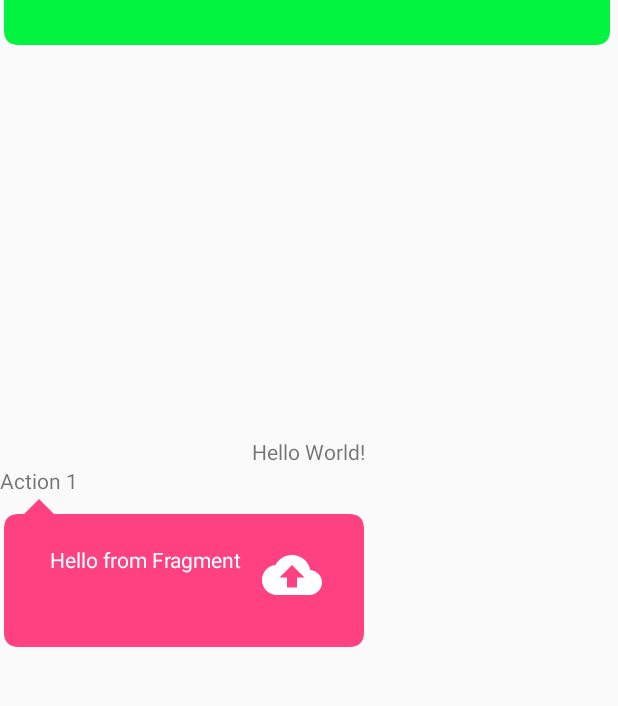
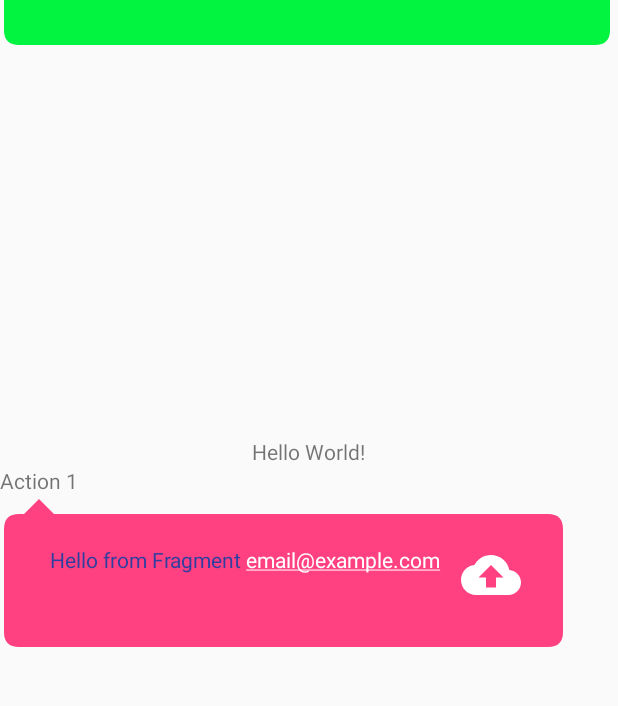
Before and after one commit to kostasdrakonakis/tooltip_action, an Android app: the screen it shows after launch (MainActivity), on a phone screen of 412 x 824 dp, the part 208-914 px from its top. Run offline under Robolectric (Android 15) with nearby library versions, the phone set to English and light mode, and no system bars.

Commit message:
Add autolink support

```diff
--- a/app/src/main/java/com/example/tooltip/MainActivity.java
+++ b/app/src/main/java/com/example/tooltip/MainActivity.java
@@ -1,8 +1,10 @@
 package com.example.tooltip;
 
+import android.graphics.Color;
 import android.os.Bundle;
 import android.os.Handler;
 import android.support.v7.app.AppCompatActivity;
+import android.text.util.Linkify;
 import android.view.Menu;
 import android.view.View;
 
@@ -30,7 +32,10 @@ public class MainActivity extends AppCompatActivity {
                 .setForeverVisible(true)
                 .setPadding(50, 50, 50, 50)
                 .setDrawableRight(R.drawable.ic_backup_white_24dp)
-                .setText("Hello from Fragment").show();
+                .setAutoLinkMask(Linkify.EMAIL_ADDRESSES)
+                .setTextColorId(R.color.colorPrimaryDark)
+                .setLinkTextColor(Color.WHITE)
+                .setText("Hello from Fragment email@example.com").show();
     }
 
     @Override
@@ -40,7 +45,7 @@ public class MainActivity extends AppCompatActivity {
             @Override
             public void run() {
                 tooltipActionView = ActionTooltip.anchorAt(MainActivity.this, R.id.action_item2)
-                        .setPadding(50, 50, 50, 50)
+                        .setPadding(50)
                         .setPositionTo(TooltipPosition.BOTTOM)
                         .setBackgroundColorId(R.color.green)
                         .setForeverVisible(true)
--- a/build.gradle
+++ b/build.gradle
@@ -1,5 +1,4 @@
 // Top-level build file where you can add configuration options common to all sub-projects/modules.
-
 buildscript {
 
     repositories {
@@ -7,7 +6,7 @@ buildscript {
         jcenter()
     }
     dependencies {
-        classpath 'com.android.tools.build:gradle:3.1.3'
+        classpath 'com.android.tools.build:gradle:3.1.4'
         classpath 'com.jfrog.bintray.gradle:gradle-bintray-plugin:1.4'
         classpath 'com.github.dcendents:android-maven-gradle-plugin:1.5'
 
--- a/gradle.properties
+++ b/gradle.properties
@@ -15,7 +15,7 @@ org.gradle.jvmargs=-Xmx1536m
 # This option should only be used with decoupled projects. More details, visit
 # http://www.gradle.org/docs/current/userguide/multi_project_builds.html#sec:decoupled_projects
 # org.gradle.parallel=true
-libraryVersion = 1.4.0
+libraryVersion = 1.4.1
 libraryName = ActionTooltip
 libraryDescription = A custom Tooltip view that allows custom layout and actions.
 publishedGroupId = com.github.kostasdrakonakis
--- a/tooltip-action/build.gradle
+++ b/tooltip-action/build.gradle
@@ -6,7 +6,7 @@ android {
     defaultConfig {
         minSdkVersion 15
         targetSdkVersion 27
-        versionCode 4
+        versionCode 5
         versionName libraryVersion
     }
 
@@ -16,7 +16,6 @@ android {
             proguardFiles getDefaultProguardFile('proguard-android.txt'), 'proguard-rules.pro'
         }
     }
-
 }
 
 apply from: 'https://raw.githubusercontent.com/kostasdrakonakis/maven-upload/master/bintray.gradle'
--- a/tooltip-action/src/main/java/com/github/kostasdrakonakis/android/views/TooltipActionView.java
+++ b/tooltip-action/src/main/java/com/github/kostasdrakonakis/android/views/TooltipActionView.java
@@ -24,10 +24,12 @@ import android.support.annotation.NonNull;
 import android.support.annotation.RequiresApi;
 import android.support.annotation.StringRes;
 import android.support.v4.content.ContextCompat;
+import android.support.v4.text.util.LinkifyCompat;
 import android.text.Html;
 import android.text.InputFilter;
 import android.text.TextUtils;
 import android.text.method.MovementMethod;
+import android.text.util.Linkify;
 import android.view.LayoutInflater;
 import android.view.View;
 import android.view.ViewGroup;
@@ -79,6 +81,28 @@ public class TooltipActionView extends FrameLayout {
         bubble.setStyle(Paint.Style.FILL);
 
         setLayerType(LAYER_TYPE_SOFTWARE, bubble);
+    }
+
+    @Override
+    protected void onSizeChanged(int width, int height, int oldWidth, int oldHeight) {
+        super.onSizeChanged(width, height, oldWidth, oldHeight);
+
+        bubblePath = drawBubble(
+                new RectF(
+                        getInteger(R.integer.default_shadow_padding),
+                        getInteger(R.integer.default_shadow_padding),
+                        width - getInteger(R.integer.default_shadow_padding) * 2,
+                        height - getInteger(R.integer.default_shadow_padding) * 2),
+                cornerRadius, cornerRadius, cornerRadius, cornerRadius);
+    }
+
+    @Override
+    protected void onDraw(Canvas canvas) {
+        super.onDraw(canvas);
+
+        if (bubblePath != null) {
+            canvas.drawPath(bubblePath, bubble);
+        }
     }
 
     public void setCustomView(View customView) {
@@ -157,6 +181,13 @@ public class TooltipActionView extends FrameLayout {
     public void setAllCaps(boolean allCaps) {
         if (childView instanceof TextView) {
             ((TextView) this.childView).setAllCaps(allCaps);
+        }
+        postInvalidate();
+    }
+
+    public void setAutoLinkMask(@LinkifyCompat.LinkifyMask int mask) {
+        if (childView instanceof TextView) {
+            ((TextView) this.childView).setAutoLinkMask(mask);
         }
         postInvalidate();
     }
@@ -306,6 +337,13 @@ public class TooltipActionView extends FrameLayout {
         postInvalidate();
     }
 
+    public void setHintTextColor(@NonNull String color) {
+        if (childView instanceof TextView) {
+            ((TextView) this.childView).setHintTextColor(Color.parseColor(color));
+        }
+        postInvalidate();
+    }
+
     public void setHorizontallyScrolling(boolean whether) {
         if (childView instanceof TextView) {
             ((TextView) this.childView).setHorizontallyScrolling(whether);
@@ -397,6 +435,27 @@ public class TooltipActionView extends FrameLayout {
         postInvalidate();
     }
 
+    public void setLinkTextColor(@NonNull String color) {
+        if (childView instanceof TextView) {
+            ((TextView) this.childView).setLinkTextColor(Color.parseColor(color));
+        }
+        postInvalidate();
+    }
+
+    public void setLinkTextColor(@ColorInt int color) {
+        if (childView instanceof TextView) {
+            ((TextView) this.childView).setLinkTextColor(color);
+        }
+        postInvalidate();
+    }
+
+    public void setLinkTextColorId(@ColorRes int colorId) {
+        if (childView instanceof TextView) {
+            ((TextView) this.childView).setLinkTextColor(ContextCompat.getColor(getContext(), colorId));
+        }
+        postInvalidate();
+    }
+
     public void setTypeFace(Typeface textTypeFace) {
         if (childView instanceof TextView) {
             ((TextView) this.childView).setTypeface(textTypeFace);
@@ -422,28 +481,6 @@ public class TooltipActionView extends FrameLayout {
         this.hideOnClick = hideOnClick;
     }
 
-    @Override
-    protected void onSizeChanged(int width, int height, int oldWidth, int oldHeight) {
-        super.onSizeChanged(width, height, oldWidth, oldHeight);
-
-        bubblePath = drawBubble(
-                new RectF(
-                        getInteger(R.integer.default_shadow_padding),
-                        getInteger(R.integer.default_shadow_padding),
-                        width - getInteger(R.integer.default_shadow_padding) * 2,
-                        height - getInteger(R.integer.default_shadow_padding) * 2),
-                cornerRadius, cornerRadius, cornerRadius, cornerRadius);
-    }
-
-    @Override
-    protected void onDraw(Canvas canvas) {
-        super.onDraw(canvas);
-
-        if (bubblePath != null) {
-            canvas.drawPath(bubblePath, bubble);
-        }
-    }
-
     public void setDisplayListener(DisplayListener listener) {
         this.listener = listener;
     }
@@ -460,49 +497,6 @@ public class TooltipActionView extends FrameLayout {
 
     public void setTooltipAnimation(FadeAnimation tooltipAnimation) {
         this.tooltipAnimation = tooltipAnimation;
-    }
-
-    protected void startEnterAnimation() {
-        tooltipAnimation.onAnimationEntered(this, new AnimatorListenerAdapter() {
-            @Override
-            public void onAnimationEnd(Animator animation) {
-                super.onAnimationEnd(animation);
-                if (listener != null) listener.onViewDisplayed(TooltipActionView.this);
-            }
-        });
-    }
-
-    protected void startExitAnimation(final Animator.AnimatorListener animatorListener) {
-        tooltipAnimation.onAnimationExited(this, new AnimatorListenerAdapter() {
-            @Override
-            public void onAnimationEnd(Animator animation) {
-                super.onAnimationEnd(animation);
-                animatorListener.onAnimationEnd(animation);
-                if (listener != null) listener.onViewHidden(TooltipActionView.this);
-            }
-        });
-    }
-
-    protected void handleAutoRemove() {
-        if (hideOnClick) {
-            setOnClickListener(new OnClickListener() {
-                @Override
-                public void onClick(View v) {
-                    if (hideOnClick) {
-                        hide();
-                    }
-                }
-            });
-        }
-
-        if (autoHide && !foreverVisible) {
-            postDelayed(new Runnable() {
-                @Override
-                public void run() {
-                    hide();
-                }
-            }, duration);
-        }
     }
 
     public void hide() {
@@ -549,6 +543,125 @@ public class TooltipActionView extends FrameLayout {
 
         setTranslationX(horizontal);
         setTranslationY(vertical);
+    }
+
+    public boolean adjustSize(Rect rect, int screenWidth) {
+
+        final Rect r = new Rect();
+        getGlobalVisibleRect(r);
+
+        boolean changed = false;
+        final ViewGroup.LayoutParams layoutParams = getLayoutParams();
+        if (position == TooltipPosition.START && getWidth() > rect.left) {
+            layoutParams.width = rect.left - getInteger(R.integer.default_screen_margin);
+            changed = true;
+        } else if (position == TooltipPosition.END && rect.right + getWidth() > screenWidth) {
+            layoutParams.width =
+                    screenWidth - rect.right - getInteger(R.integer.default_screen_margin);
+            changed = true;
+        } else if (position == TooltipPosition.TOP || position == TooltipPosition.BOTTOM) {
+            int adjustedLeft = rect.left;
+            int adjustedRight = rect.right;
+
+            if ((rect.centerX() + getWidth() / 2f) > screenWidth) {
+                float diff = (rect.centerX() + getWidth() / 2f) - screenWidth;
+
+                adjustedLeft -= diff;
+                adjustedRight -= diff;
+
+                setAlign(TooltipAlign.CENTER);
+                changed = true;
+            } else if ((rect.centerX() - getWidth() / 2f) < 0) {
+                float diff = -(rect.centerX() - getWidth() / 2f);
+
+                adjustedLeft += diff;
+                adjustedRight += diff;
+
+                setAlign(TooltipAlign.CENTER);
+                changed = true;
+            }
+
+            if (adjustedLeft < 0) {
+                adjustedLeft = 0;
+            }
+
+            if (adjustedRight > screenWidth) {
+                adjustedRight = screenWidth;
+            }
+
+            rect.left = adjustedLeft;
+            rect.right = adjustedRight;
+        }
+
+        setLayoutParams(layoutParams);
+        postInvalidate();
+        return changed;
+    }
+
+    public void setup(final Rect viewRect, int screenWidth) {
+        this.viewRect = new Rect(viewRect);
+        final Rect myRect = new Rect(viewRect);
+
+        final boolean changed = adjustSize(myRect, screenWidth);
+        if (!changed) {
+            onSetup(myRect);
+        } else {
+            getViewTreeObserver().addOnPreDrawListener(new ViewTreeObserver.OnPreDrawListener() {
+                @Override
+                public boolean onPreDraw() {
+                    onSetup(myRect);
+                    getViewTreeObserver().removeOnPreDrawListener(this);
+                    return false;
+                }
+            });
+        }
+    }
+
+    public void close() {
+        hide();
+    }
+
+    protected void startEnterAnimation() {
+        tooltipAnimation.onAnimationEntered(this, new AnimatorListenerAdapter() {
+            @Override
+            public void onAnimationEnd(Animator animation) {
+                super.onAnimationEnd(animation);
+                if (listener != null) listener.onViewDisplayed(TooltipActionView.this);
+            }
+        });
+    }
+
+    protected void startExitAnimation(final Animator.AnimatorListener animatorListener) {
+        tooltipAnimation.onAnimationExited(this, new AnimatorListenerAdapter() {
+            @Override
+            public void onAnimationEnd(Animator animation) {
+                super.onAnimationEnd(animation);
+                animatorListener.onAnimationEnd(animation);
+                if (listener != null) listener.onViewHidden(TooltipActionView.this);
+            }
+        });
+    }
+
+    protected void handleAutoRemove() {
+        if (hideOnClick) {
+            setOnClickListener(new OnClickListener() {
+                @Override
+                public void onClick(View v) {
+                    if (hideOnClick) {
+                        hide();
+                    }
+                }
+            });
+        }
+
+        if (autoHide && !foreverVisible) {
+            postDelayed(new Runnable() {
+                @Override
+                public void run() {
+                    hide();
+                }
+            }, duration);
+        }
     }
 
     private int getAlignOffset(int myLength, int hisLength) {
@@ -644,59 +757,6 @@ public class TooltipActionView extends FrameLayout {
         return path;
     }
 
-    public boolean adjustSize(Rect rect, int screenWidth) {
-
-        final Rect r = new Rect();
-        getGlobalVisibleRect(r);
-
-        boolean changed = false;
-        final ViewGroup.LayoutParams layoutParams = getLayoutParams();
-        if (position == TooltipPosition.START && getWidth() > rect.left) {
-            layoutParams.width = rect.left - getInteger(R.integer.default_screen_margin);
-            changed = true;
-        } else if (position == TooltipPosition.END && rect.right + getWidth() > screenWidth) {
-            layoutParams.width =
-                    screenWidth - rect.right - getInteger(R.integer.default_screen_margin);
-            changed = true;
-        } else if (position == TooltipPosition.TOP || position == TooltipPosition.BOTTOM) {
-            int adjustedLeft = rect.left;
-            int adjustedRight = rect.right;
-
-            if ((rect.centerX() + getWidth() / 2f) > screenWidth) {
-                float diff = (rect.centerX() + getWidth() / 2f) - screenWidth;
-
-                adjustedLeft -= diff;
-                adjustedRight -= diff;
-
-                setAlign(TooltipAlign.CENTER);
-                changed = true;
-            } else if ((rect.centerX() - getWidth() / 2f) < 0) {
-                float diff = -(rect.centerX() - getWidth() / 2f);
-
-                adjustedLeft += diff;
-                adjustedRight += diff;
-
-                setAlign(TooltipAlign.CENTER);
-                changed = true;
-            }
-
-            if (adjustedLeft < 0) {
-                adjustedLeft = 0;
-            }
-
-            if (adjustedRight > screenWidth) {
-                adjustedRight = screenWidth;
-            }
-
-            rect.left = adjustedLeft;
-            rect.right = adjustedRight;
-        }
-
-        setLayoutParams(layoutParams);
-        postInvalidate();
-        return changed;
-    }
-
     private void onSetup(Rect rect) {
         setupPosition(rect);
 
@@ -710,29 +770,6 @@ public class TooltipActionView extends FrameLayout {
         startEnterAnimation();
 
         handleAutoRemove();
-    }
-
-    public void setup(final Rect viewRect, int screenWidth) {
-        this.viewRect = new Rect(viewRect);
-        final Rect myRect = new Rect(viewRect);
-
-        final boolean changed = adjustSize(myRect, screenWidth);
-        if (!changed) {
-            onSetup(myRect);
-        } else {
-            getViewTreeObserver().addOnPreDrawListener(new ViewTreeObserver.OnPreDrawListener() {
-                @Override
-                public boolean onPreDraw() {
-                    onSetup(myRect);
-                    getViewTreeObserver().removeOnPreDrawListener(this);
-                    return false;
-                }
-            });
-        }
-    }
-
-    public void close() {
-        hide();
     }
 
     private void removeNow() {
```
Also changed, not shown: tooltip-action/src/main/java/com/github/kostasdrakonakis/ActionTooltip.java (+64 -0 lines), 2 other files.
